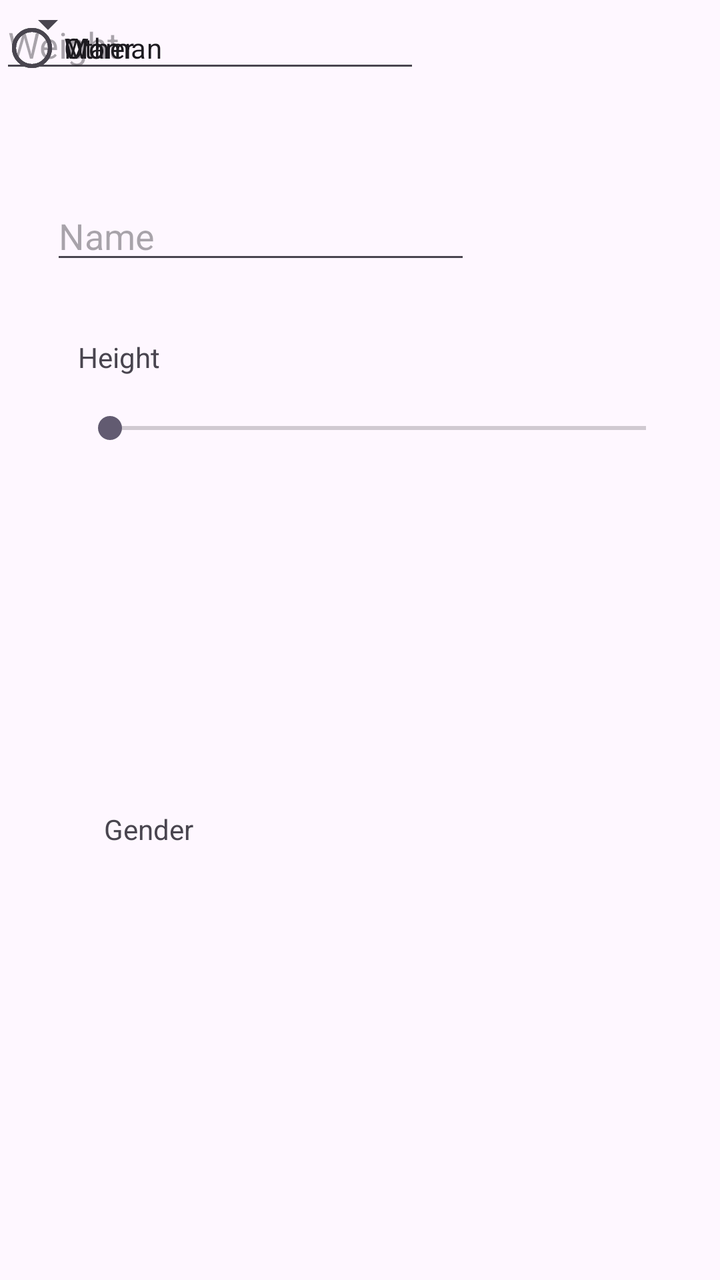
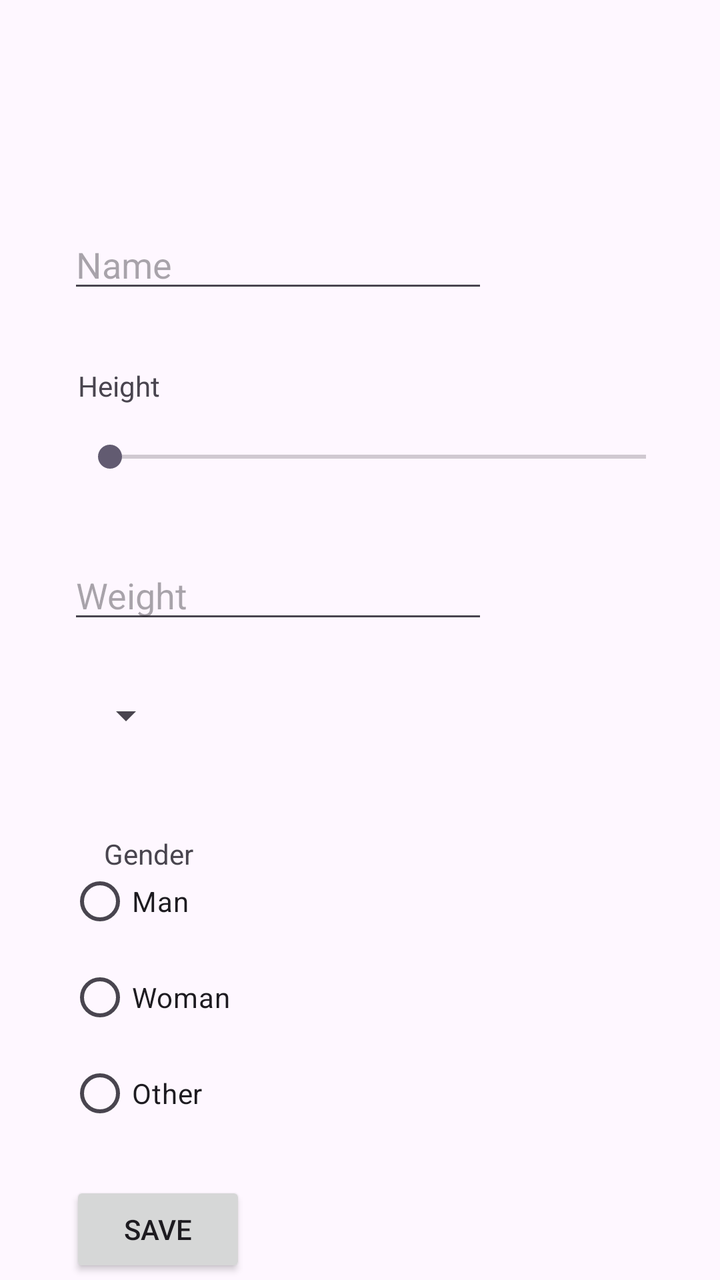

An Android layout rendered at two revisions. The XML below is the earlier revision; the diff shows what the commit changed to produce the second picture.
<!-- AndroidManifest.xml: application theme Theme.Java25mobilutvecklinglifecyclev6andrei -->
<!-- res/layout/activity_profile.xml -->
<?xml version="1.0" encoding="utf-8"?>
<androidx.constraintlayout.widget.ConstraintLayout xmlns:android="http://schemas.android.com/apk/res/android"
    xmlns:app="http://schemas.android.com/apk/res-auto"
    xmlns:tools="http://schemas.android.com/tools"
    android:id="@+id/main"
    android:layout_width="match_parent"
    android:layout_height="match_parent"
    tools:context=".ProfileActivity">

    <TextView
        android:id="@+id/textView3"
        android:layout_width="wrap_content"
        android:layout_height="wrap_content"
        android:layout_marginStart="52dp"
        android:layout_marginTop="268dp"
        android:text="Gender"
        app:layout_constraintStart_toStartOf="parent"
        app:layout_constraintTop_toBottomOf="@+id/profileName" />

    <RadioButton
        android:id="@+id/profileGenderWoman"
        android:layout_width="wrap_content"
        android:layout_height="wrap_content"
        android:text="Woman"
        tools:layout_editor_absoluteX="34dp"
        tools:layout_editor_absoluteY="482dp" />

    <RadioButton
        android:id="@+id/profileGenderOther"
        android:layout_width="wrap_content"
        android:layout_height="wrap_content"
        android:text="Other"
        tools:layout_editor_absoluteX="34dp"
        tools:layout_editor_absoluteY="530dp" />

    <EditText
        android:id="@+id/profileName"
        android:layout_width="wrap_content"
        android:layout_height="wrap_content"
        android:ems="10"
        android:hint="Name"
        android:inputType="text"
        app:layout_constraintBottom_toBottomOf="parent"
        app:layout_constraintEnd_toEndOf="parent"
        app:layout_constraintHorizontal_bias="0.169"
        app:layout_constraintStart_toStartOf="parent"
        app:layout_constraintTop_toTopOf="parent"
        app:layout_constraintVertical_bias="0.16" />

    <SeekBar
        android:id="@+id/profileHeight"
        android:layout_width="300dp"
        android:layout_height="wrap_content"
        android:layout_marginTop="17dp"
        android:max="240"
        android:min="140"
        app:layout_constraintStart_toStartOf="@+id/textView"
        app:layout_constraintTop_toBottomOf="@+id/textView" />

    <TextView
        android:id="@+id/textView"
        android:layout_width="wrap_content"
        android:layout_height="wrap_content"
        android:layout_marginStart="39dp"
        android:layout_marginTop="32dp"
        android:text="Height"
        app:layout_constraintStart_toStartOf="parent"
        app:layout_constraintTop_toBottomOf="@+id/profileName" />

    <EditText
        android:id="@+id/profileWeight"
        android:layout_width="wrap_content"
        android:layout_height="wrap_content"
        android:ems="10"
        android:hint="Weight"
        android:inputType="numberDecimal"
        tools:layout_editor_absoluteX="34dp"
        tools:layout_editor_absoluteY="279dp" />

    <Spinner
        android:id="@+id/profileAge"
        android:layout_width="wrap_content"
        android:layout_height="wrap_content"
        tools:layout_editor_absoluteX="39dp"
        tools:layout_editor_absoluteY="353dp" />

    <RadioButton
        android:id="@+id/profileGenderMan"
        android:layout_width="wrap_content"
        android:layout_height="wrap_content"
        android:text="Man"
        tools:layout_editor_absoluteX="34dp"
        tools:layout_editor_absoluteY="434dp" />

</androidx.constraintlayout.widget.ConstraintLayout>
<!-- resources referenced by this layout -->
<resources>
  <style name="Theme.Java25mobilutvecklinglifecyclev6andrei" parent="Base.Theme.Java25mobilutvecklinglifecyclev6andrei" />
  <style name="Base.Theme.Java25mobilutvecklinglifecyclev6andrei" parent="Theme.Material3.DayNight.NoActionBar">
          
          
      </style>
</resources>

<!-- the commit's change to res/layout/activity_profile.xml (unified diff, before → after) -->
@@ -11,41 +11,39 @@
         android:id="@+id/textView3"
         android:layout_width="wrap_content"
         android:layout_height="wrap_content"
-        android:layout_marginStart="52dp"
-        android:layout_marginTop="268dp"
+        android:layout_marginStart="18dp"
         android:text="Gender"
-        app:layout_constraintStart_toStartOf="parent"
-        app:layout_constraintTop_toBottomOf="@+id/profileName" />
+        app:layout_constraintBottom_toTopOf="@+id/profileGenderMan"
+        app:layout_constraintStart_toStartOf="@+id/profileGenderMan"
+        app:layout_constraintTop_toTopOf="@+id/profileGenderMan" />
 
     <RadioButton
         android:id="@+id/profileGenderWoman"
         android:layout_width="wrap_content"
         android:layout_height="wrap_content"
         android:text="Woman"
-        tools:layout_editor_absoluteX="34dp"
-        tools:layout_editor_absoluteY="482dp" />
+        app:layout_constraintStart_toStartOf="@+id/profileGenderMan"
+        app:layout_constraintTop_toBottomOf="@+id/profileGenderMan" />
 
     <RadioButton
         android:id="@+id/profileGenderOther"
         android:layout_width="wrap_content"
         android:layout_height="wrap_content"
         android:text="Other"
-        tools:layout_editor_absoluteX="34dp"
-        tools:layout_editor_absoluteY="530dp" />
+        app:layout_constraintStart_toStartOf="@+id/profileGenderWoman"
+        app:layout_constraintTop_toBottomOf="@+id/profileGenderWoman" />
 
     <EditText
         android:id="@+id/profileName"
         android:layout_width="wrap_content"
         android:layout_height="wrap_content"
+        android:layout_marginStart="34dp"
+        android:layout_marginTop="110dp"
         android:ems="10"
         android:hint="Name"
         android:inputType="text"
-        app:layout_constraintBottom_toBottomOf="parent"
-        app:layout_constraintEnd_toEndOf="parent"
-        app:layout_constraintHorizontal_bias="0.169"
         app:layout_constraintStart_toStartOf="parent"
-        app:layout_constraintTop_toTopOf="parent"
-        app:layout_constraintVertical_bias="0.16" />
+        app:layout_constraintTop_toTopOf="parent" />
 
     <SeekBar
         android:id="@+id/profileHeight"
@@ -71,25 +69,41 @@
         android:id="@+id/profileWeight"
         android:layout_width="wrap_content"
         android:layout_height="wrap_content"
+        android:layout_marginStart="34dp"
+        android:layout_marginTop="38dp"
         android:ems="10"
         android:hint="Weight"
         android:inputType="numberDecimal"
-        tools:layout_editor_absoluteX="34dp"
-        tools:layout_editor_absoluteY="279dp" />
+        app:layout_constraintStart_toStartOf="parent"
+        app:layout_constraintTop_toBottomOf="@+id/profileHeight" />
 
     <Spinner
         android:id="@+id/profileAge"
         android:layout_width="wrap_content"
         android:layout_height="wrap_content"
-        tools:layout_editor_absoluteX="39dp"
-        tools:layout_editor_absoluteY="353dp" />
+        android:layout_marginStart="39dp"
+        android:layout_marginTop="29dp"
+        app:layout_constraintStart_toStartOf="parent"
+        app:layout_constraintTop_toBottomOf="@+id/profileWeight" />
 
     <RadioButton
         android:id="@+id/profileGenderMan"
         android:layout_width="wrap_content"
         android:layout_height="wrap_content"
+        android:layout_marginStart="34dp"
+        android:layout_marginTop="57dp"
         android:text="Man"
-        tools:layout_editor_absoluteX="34dp"
-        tools:layout_editor_absoluteY="434dp" />
+        app:layout_constraintStart_toStartOf="parent"
+        app:layout_constraintTop_toBottomOf="@+id/profileAge" />
+
+    <Button
+        android:id="@+id/profileSaveButton"
+        android:layout_width="wrap_content"
+        android:layout_height="wrap_content"
+        android:layout_marginStart="1dp"
+        android:layout_marginTop="20dp"
+        android:text="Save"
+        app:layout_constraintStart_toStartOf="@+id/profileGenderOther"
+        app:layout_constraintTop_toBottomOf="@+id/profileGenderOther" />
 
 </androidx.constraintlayout.widget.ConstraintLayout>
